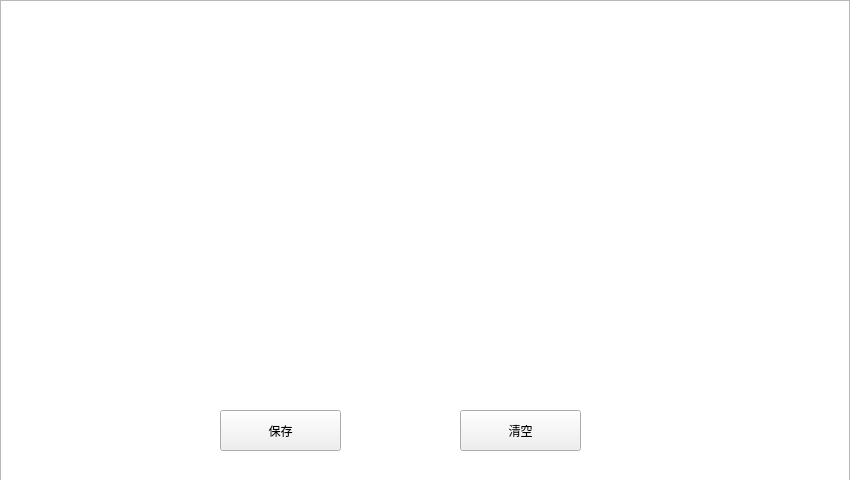
First picture: the form in myschedule.ui, repository MindfulMeadow-Dev-Team/MindfulMeadow, before the edit.
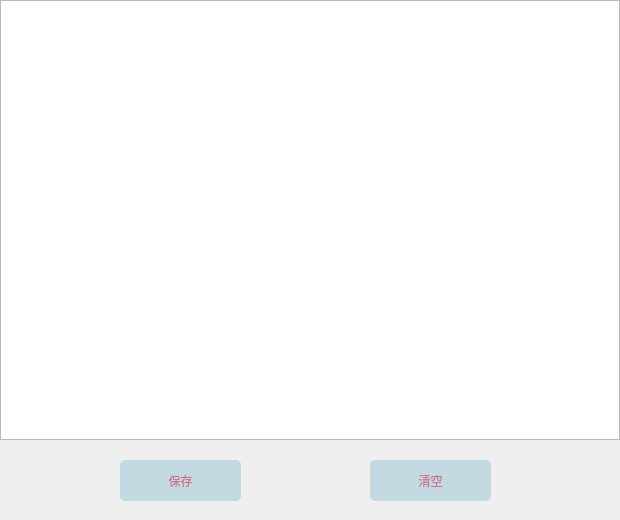
Second picture: the form after the edit.

```diff
--- a/myschedule.ui
+++ b/myschedule.ui
@@ -6,32 +6,49 @@
    <rect>
     <x>0</x>
     <y>0</y>
-    <width>850</width>
-    <height>480</height>
+    <width>620</width>
+    <height>520</height>
    </rect>
   </property>
   <property name="windowTitle">
    <string>Form</string>
   </property>
+  <property name="styleSheet">
+   <string notr="true">font: 12px 方正小标宋;</string>
+  </property>
   <widget class="QTableWidget" name="tableWidget">
    <property name="geometry">
     <rect>
      <x>0</x>
      <y>0</y>
-     <width>850</width>
-     <height>481</height>
+     <width>620</width>
+     <height>440</height>
     </rect>
    </property>
   </widget>
   <widget class="QPushButton" name="pushButton">
    <property name="geometry">
     <rect>
-     <x>220</x>
-     <y>410</y>
+     <x>120</x>
+     <y>460</y>
      <width>121</width>
      <height>41</height>
     </rect>
    </property>
+   <property name="styleSheet">
+    <string notr="true">QPushButton {
+	border-radius: 5px; 
+	background-color: #c4dae2; 
+	border-style: none;
+	color: #d0738c;
+}
+QPushButton:hover{
+    background-color: #9cb2c7;
+}
+QPushButton:pressed{
+    background-color: #e9edee;
+}</string>
+   </property>
    <property name="text">
     <string>保存</string>
    </property>
@@ -39,12 +56,26 @@
   <widget class="QPushButton" name="pushButton_2">
    <property name="geometry">
     <rect>
-     <x>460</x>
-     <y>410</y>
+     <x>370</x>
+     <y>460</y>
      <width>121</width>
      <height>41</height>
     </rect>
    </property>
+   <property name="styleSheet">
+    <string notr="true">QPushButton {
+	border-radius: 5px; 
+	background-color: #c4dae2; 
+	border-style: none;
+	color: #d0738c;
+}
+QPushButton:hover{
+    background-color: #9cb2c7;
+}
+QPushButton:pressed{
+    background-color: #e9edee;
+}</string>
+   </property>
    <property name="text">
     <string>清空</string>
    </property>
```
